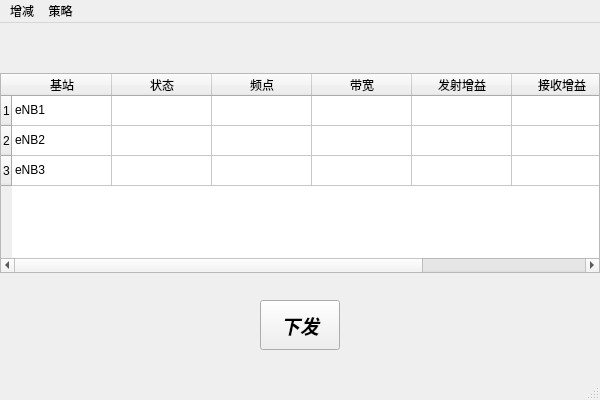
Old version of the form config_mainwindow.ui in the repository aobocodo/QTGUI_2.
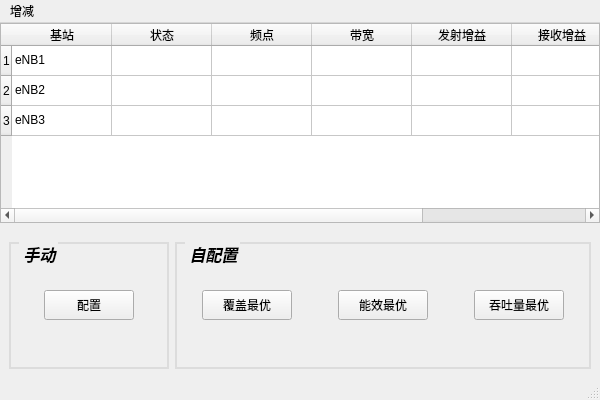
New version of the form.

Commit message: [M]change config panel

The edit to the form file:
```diff
--- a/config_mainwindow.ui
+++ b/config_mainwindow.ui
@@ -10,19 +10,25 @@
     <height>400</height>
    </rect>
   </property>
+  <property name="minimumSize">
+   <size>
+    <width>0</width>
+    <height>100</height>
+   </size>
+  </property>
   <property name="windowTitle">
    <string>MainWindow</string>
   </property>
   <widget class="QWidget" name="centralwidget">
    <layout class="QVBoxLayout" name="verticalLayout">
     <property name="spacing">
-     <number>0</number>
+     <number>10</number>
     </property>
     <property name="leftMargin">
      <number>0</number>
     </property>
     <property name="topMargin">
-     <number>50</number>
+     <number>0</number>
     </property>
     <property name="rightMargin">
      <number>0</number>
@@ -131,51 +137,206 @@
       </property>
       <layout class="QHBoxLayout" name="horizontalLayout">
        <item>
-        <spacer name="horizontalSpacer">
-         <property name="orientation">
-          <enum>Qt::Horizontal</enum>
-         </property>
-         <property name="sizeHint" stdset="0">
-          <size>
-           <width>242</width>
-           <height>20</height>
-          </size>
-         </property>
-        </spacer>
-       </item>
-       <item>
-        <widget class="QPushButton" name="pushButton">
+        <widget class="QGroupBox" name="groupBox">
          <property name="minimumSize">
           <size>
-           <width>80</width>
-           <height>50</height>
+           <width>0</width>
+           <height>0</height>
           </size>
          </property>
-         <property name="font">
-          <font>
-           <family>Abyssinica SIL</family>
-           <pointsize>14</pointsize>
-           <weight>75</weight>
-           <bold>true</bold>
-          </font>
+         <property name="maximumSize">
+          <size>
+           <width>180</width>
+           <height>16777215</height>
+          </size>
          </property>
-         <property name="text">
-          <string>下发</string>
+         <property name="styleSheet">
+          <string notr="true">QGroupBox {
+			font-weight: bold;
+			font-size:16px;
+            border-color: #DCDCDC;
+            border-width: 2px;
+            border-style: solid;
+            margin-top: 0.5ex;
+        }
+QGroupBox::title {
+			color:black;
+			
+           subcontrol-origin: margin;
+            subcontrol-position: top left;
+            left: 10px;
+            margin-left: 2px;
+            padding: 0  0px;
+        }</string>
          </property>
+         <property name="title">
+          <string>手动</string>
+         </property>
+         <layout class="QHBoxLayout" name="horizontalLayout_2">
+          <item>
+           <spacer name="horizontalSpacer">
+            <property name="orientation">
+             <enum>Qt::Horizontal</enum>
+            </property>
+            <property name="sizeHint" stdset="0">
+             <size>
+              <width>8</width>
+              <height>20</height>
+             </size>
+            </property>
+           </spacer>
+          </item>
+          <item>
+           <widget class="QPushButton" name="pushButton">
+            <property name="minimumSize">
+             <size>
+              <width>90</width>
+              <height>30</height>
+             </size>
+            </property>
+            <property name="maximumSize">
+             <size>
+              <width>90</width>
+              <height>30</height>
+             </size>
+            </property>
+            <property name="text">
+             <string>配置</string>
+            </property>
+           </widget>
+          </item>
+          <item>
+           <spacer name="horizontalSpacer_2">
+            <property name="orientation">
+             <enum>Qt::Horizontal</enum>
+            </property>
+            <property name="sizeHint" stdset="0">
+             <size>
+              <width>11</width>
+              <height>20</height>
+             </size>
+            </property>
+           </spacer>
+          </item>
+         </layout>
         </widget>
        </item>
        <item>
-        <spacer name="horizontalSpacer_2">
-         <property name="orientation">
-          <enum>Qt::Horizontal</enum>
+        <widget class="QGroupBox" name="groupBox_2">
+         <property name="styleSheet">
+          <string notr="true">QGroupBox {
+			font-weight: bold;
+			font-size:16px;
+            border-color: #DCDCDC;
+            border-width: 2px;
+            border-style: solid;
+            margin-top: 0.5ex;
+        }
+QGroupBox::title {
+			color:black;
+			
+           subcontrol-origin: margin;
+            subcontrol-position: top left;
+            left: 10px;
+            margin-left: 2px;
+            padding: 0  0px;
+        }</string>
          </property>
-         <property name="sizeHint" stdset="0">
-          <size>
-           <width>242</width>
-           <height>20</height>
-          </size>
+         <property name="title">
+          <string>自配置</string>
          </property>
-        </spacer>
+         <layout class="QHBoxLayout" name="horizontalLayout_3">
+          <property name="leftMargin">
+           <number>25</number>
+          </property>
+          <property name="rightMargin">
+           <number>25</number>
+          </property>
+          <item>
+           <widget class="QPushButton" name="cg_btn_one">
+            <property name="minimumSize">
+             <size>
+              <width>90</width>
+              <height>30</height>
+             </size>
+            </property>
+            <property name="maximumSize">
+             <size>
+              <width>90</width>
+              <height>30</height>
+             </size>
+            </property>
+            <property name="text">
+             <string>覆盖最优</string>
+            </property>
+           </widget>
+          </item>
+          <item>
+           <spacer name="horizontalSpacer_3">
+            <property name="orientation">
+             <enum>Qt::Horizontal</enum>
+            </property>
+            <property name="sizeHint" stdset="0">
+             <size>
+              <width>40</width>
+              <height>20</height>
+             </size>
+            </property>
+           </spacer>
+          </item>
+          <item>
+           <widget class="QPushButton" name="cg_btn_two">
+            <property name="minimumSize">
+             <size>
+              <width>90</width>
+              <height>30</height>
+             </size>
+            </property>
+            <property name="maximumSize">
+             <size>
+              <width>90</width>
+              <height>30</height>
+             </size>
+            </property>
+            <property name="text">
+             <string>能效最优</string>
+            </property>
+           </widget>
+          </item>
+          <item>
+           <spacer name="horizontalSpacer_4">
+            <property name="orientation">
+             <enum>Qt::Horizontal</enum>
+            </property>
+            <property name="sizeHint" stdset="0">
+             <size>
+              <width>40</width>
+              <height>20</height>
+             </size>
+            </property>
+           </spacer>
+          </item>
+          <item>
+           <widget class="QPushButton" name="cg_btn_three">
+            <property name="minimumSize">
+             <size>
+              <width>90</width>
+              <height>30</height>
+             </size>
+            </property>
+            <property name="maximumSize">
+             <size>
+              <width>90</width>
+              <height>30</height>
+             </size>
+            </property>
+            <property name="text">
+             <string>吞吐量最优</string>
+            </property>
+           </widget>
+          </item>
+         </layout>
+        </widget>
        </item>
       </layout>
      </widget>
@@ -198,15 +359,7 @@
     <addaction name="action"/>
     <addaction name="action_2"/>
    </widget>
-   <widget class="QMenu" name="menu_2">
-    <property name="title">
-     <string>策略</string>
-    </property>
-    <addaction name="action_3"/>
-    <addaction name="action_4"/>
-   </widget>
    <addaction name="menu"/>
-   <addaction name="menu_2"/>
   </widget>
   <widget class="QStatusBar" name="statusbar"/>
   <action name="action">
```
The commit also changes 5 other files.
